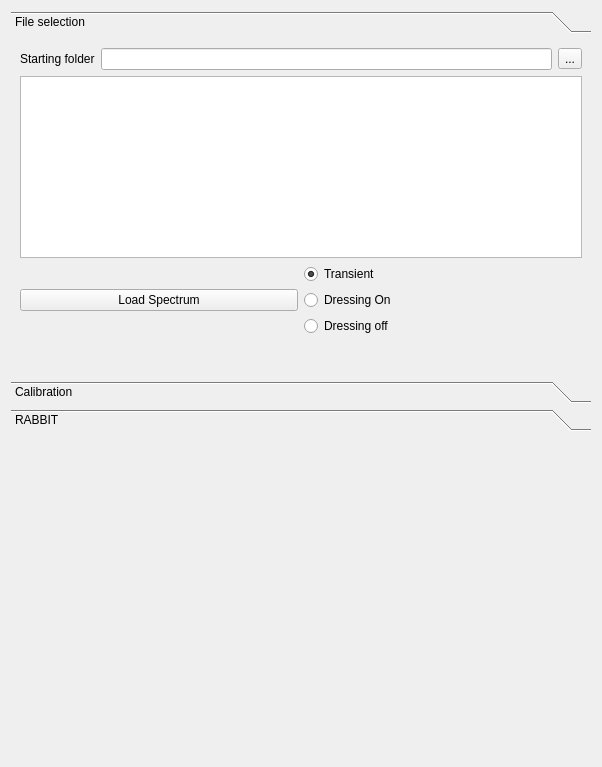
Above: main_panel.ui from Attolab/GUI_XUV_SE10 before the change. Below: the same form after it.
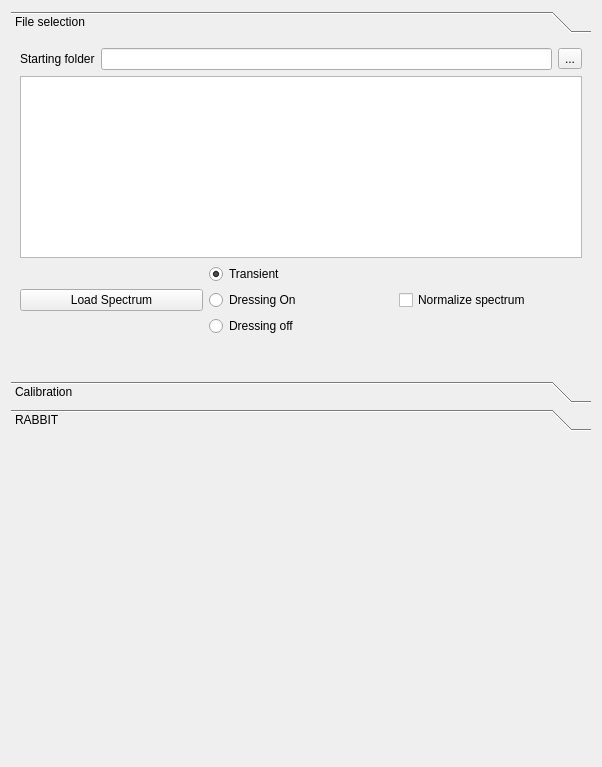
That is the form after the change. The open tabs and pages were chosen to show the change.

Commit message: Possibility to normalize spectrum according to yield

```diff
--- a/main_panel.ui
+++ b/main_panel.ui
@@ -136,6 +136,13 @@
              </item>
             </layout>
            </item>
+           <item>
+            <widget class="QCheckBox" name="normalizeSpectrum_checkbox">
+             <property name="text">
+              <string>Normalize spectrum</string>
+             </property>
+            </widget>
+           </item>
           </layout>
          </item>
          <item>
```
Left out of the diff: 4 changed lines with no effect on the pictures. The commit also changes 5 other files.
